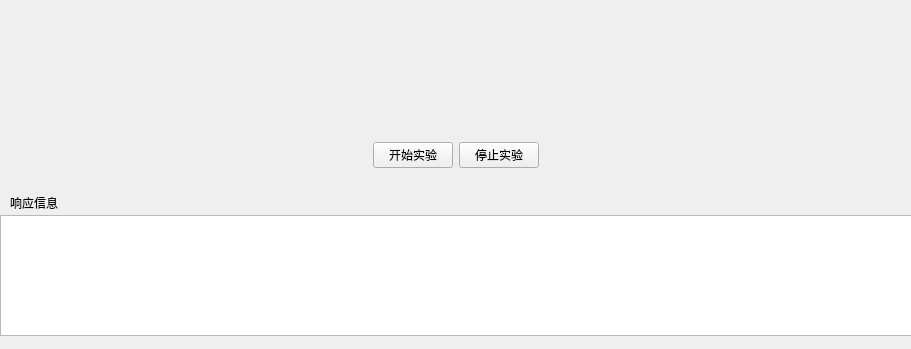
Before: the Qt Designer form Module/experiment_setting/ui/tab7.ui in 2950067210dqy/Animal_Project_Newly, drawn with Qt 5; both pictures show x 0 to 911 and y 235 to 584 of the 911 by 584 pixel window.
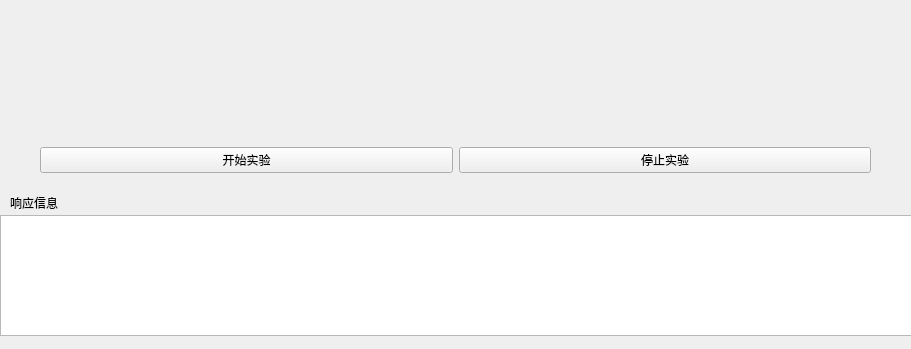
After: the same form once the commit is applied.

What changed in the file:
```diff
--- a/Module/experiment_setting/ui/tab7.ui
+++ b/Module/experiment_setting/ui/tab7.ui
@@ -10,6 +10,12 @@
     <height>584</height>
    </rect>
   </property>
+  <property name="sizePolicy">
+   <sizepolicy hsizetype="Preferred" vsizetype="Maximum">
+    <horstretch>0</horstretch>
+    <verstretch>0</verstretch>
+   </sizepolicy>
+  </property>
   <property name="windowTitle">
    <string>Form</string>
   </property>
@@ -119,14 +125,14 @@
      <x>0</x>
      <y>360</y>
      <width>911</width>
-     <height>61</height>
+     <height>71</height>
     </rect>
    </property>
    <layout class="QHBoxLayout" name="horizontalLayout_2">
     <item>
      <spacer name="horizontalSpacer">
       <property name="orientation">
-       <enum>Qt::Orientation::Horizontal</enum>
+       <enum>Qt::Vertical</enum>
       </property>
       <property name="sizeHint" stdset="0">
        <size>
@@ -153,7 +159,7 @@
     <item>
      <spacer name="horizontalSpacer_2">
       <property name="orientation">
-       <enum>Qt::Orientation::Horizontal</enum>
+       <enum>Qt::Vertical</enum>
       </property>
       <property name="sizeHint" stdset="0">
        <size>
```
